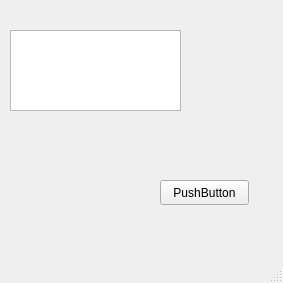
Above: easyssh/maincmd.ui from orange2c/easyssh before the change. Below: the same form after it.
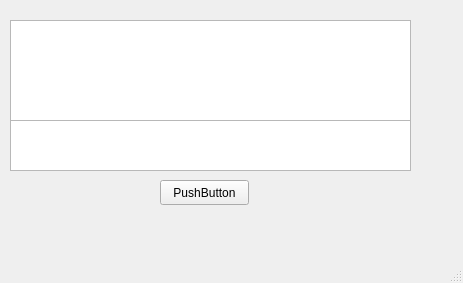
That is the form after the change.

```diff
--- a/easyssh/maincmd.ui
+++ b/easyssh/maincmd.ui
@@ -6,7 +6,7 @@
    <rect>
     <x>0</x>
     <y>0</y>
-    <width>283</width>
+    <width>463</width>
     <height>283</height>
    </rect>
   </property>
@@ -31,9 +31,19 @@
     <property name="geometry">
      <rect>
       <x>10</x>
-      <y>30</y>
-      <width>171</width>
-      <height>81</height>
+      <y>120</y>
+      <width>401</width>
+      <height>51</height>
+     </rect>
+    </property>
+   </widget>
+   <widget class="QTextEdit" name="Edit_show">
+    <property name="geometry">
+     <rect>
+      <x>10</x>
+      <y>20</y>
+      <width>401</width>
+      <height>101</height>
      </rect>
     </property>
    </widget>
```
Left out of the diff: 2 changed lines with no effect on the pictures.
